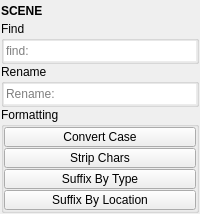
The window that tentacle/ui/scene.ui (m3trik/tentacle) describes before a commit, drawn with Qt 5.
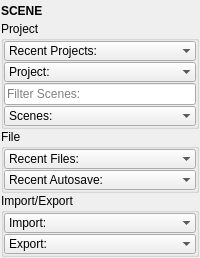
The same window after the commit. Custom widgets are drawn as their Qt base class.

Patch:
```diff
--- a/tentacle/ui/scene.ui
+++ b/tentacle/ui/scene.ui
@@ -10,7 +10,7 @@
     <x>0</x>
     <y>0</y>
     <width>200</width>
-    <height>210</height>
+    <height>254</height>
    </rect>
   </property>
   <property name="tabShape">
@@ -69,7 +69,7 @@
       <item>
        <widget class="QGroupBox" name="groupBox_5">
         <property name="title">
-         <string>Find</string>
+         <string>Project</string>
         </property>
         <layout class="QVBoxLayout" name="verticalLayout_6">
          <property name="spacing">
@@ -88,7 +88,7 @@
           <number>0</number>
          </property>
          <item>
-          <widget class="LineEdit" name="txt000">
+          <widget class="ComboBox" name="cmb001">
            <property name="minimumSize">
             <size>
              <width>0</width>
@@ -104,21 +104,105 @@
            <property name="toolTip">
             <string>&lt;html&gt;&lt;head/&gt;&lt;body&gt;&lt;p&gt;&lt;span style=&quot; font-weight:600;&quot;&gt;Search Objects by Name&lt;/span&gt;&lt;/p&gt;&lt;ul style=&quot;margin-top: 0px; margin-bottom: 0px; margin-left: 0px; margin-right: 0px; -qt-list-indent: 1;&quot;&gt;&lt;li style=&quot; margin-top:12px; margin-bottom:0px; margin-left:0px; margin-right:0px; -qt-block-indent:0; text-indent:0px;&quot;&gt;Use wildcards to refine your search:&lt;/li&gt;&lt;ul style=&quot;margin-top: 0px; margin-bottom: 0px; margin-left: 0px; margin-right: 0px; -qt-list-indent: 2;&quot;&gt;&lt;li style=&quot; margin-top:0px; margin-bottom:0px; margin-left:0px; margin-right:0px; -qt-block-indent:0; text-indent:0px;&quot;&gt;&lt;span style=&quot; font-family:'Courier New';&quot;&gt;startswith*&lt;/span&gt;: Finds objects whose names start with the specified characters.&lt;/li&gt;&lt;li style=&quot; margin-top:0px; margin-bottom:0px; margin-left:0px; margin-right:0px; -qt-block-indent:0; text-indent:0px;&quot;&gt;&lt;span style=&quot; font-family:'Courier New';&quot;&gt;*endswith&lt;/span&gt;: Finds objects whose names end with the specified characters.&lt;/li&gt;&lt;li style=&quot; margin-top:0px; margin-bottom:0px; margin-left:0px; margin-right:0px; -qt-block-indent:0; text-indent:0px;&quot;&gt;&lt;span style=&quot; font-family:'Courier New';&quot;&gt;*contains*&lt;/span&gt;: Finds objects whose names contain the specified characters.&lt;/li&gt;&lt;/ul&gt;&lt;li style=&quot; margin-top:0px; margin-bottom:0px; margin-left:0px; margin-right:0px; -qt-block-indent:0; text-indent:0px;&quot;&gt;Combine terms with &lt;span style=&quot; font-family:'Courier New';&quot;&gt;|&lt;/span&gt; for multiple searches (e.g., &lt;span style=&quot; font-family:'Courier New';&quot;&gt;start*|*end&lt;/span&gt;).&lt;/li&gt;&lt;li style=&quot; margin-top:0px; margin-bottom:0px; margin-left:0px; margin-right:0px; -qt-block-indent:0; text-indent:0px;&quot;&gt;Enable &amp;quot;Regular Expression&amp;quot; in the menu for advanced patterns.&lt;/li&gt;&lt;li style=&quot; margin-top:0px; margin-bottom:12px; margin-left:0px; margin-right:0px; -qt-block-indent:0; text-indent:0px;&quot;&gt;&amp;quot;Ignore Case&amp;quot; in the menu allows case-insensitive searches.&lt;/li&gt;&lt;/ul&gt;&lt;/body&gt;&lt;/html&gt;</string>
            </property>
+           <property name="maxVisibleItems">
+            <number>30</number>
+           </property>
+           <property name="sizeAdjustPolicy">
+            <enum>QComboBox::AdjustToContentsOnFirstShow</enum>
+           </property>
            <property name="frame">
             <bool>false</bool>
+           </property>
+           <item>
+            <property name="text">
+             <string>Recent Projects:</string>
+            </property>
+           </item>
+          </widget>
+         </item>
+         <item>
+          <widget class="ComboBox" name="cmb006">
+           <property name="minimumSize">
+            <size>
+             <width>0</width>
+             <height>20</height>
+            </size>
+           </property>
+           <property name="maximumSize">
+            <size>
+             <width>16777215</width>
+             <height>20</height>
+            </size>
+           </property>
+           <property name="toolTip">
+            <string>Open a workspace folder, or set a new workspace.</string>
+           </property>
+           <property name="maxVisibleItems">
+            <number>40</number>
+           </property>
+           <property name="sizeAdjustPolicy">
+            <enum>QComboBox::AdjustToContents</enum>
+           </property>
+           <property name="frame">
+            <bool>false</bool>
+           </property>
+           <item>
+            <property name="text">
+             <string>Project:</string>
+            </property>
+           </item>
+          </widget>
+         </item>
+         <item>
+          <widget class="QLineEdit" name="txt000">
+           <property name="toolTip">
+            <string>&lt;html&gt;&lt;head/&gt;&lt;body&gt;&lt;p&gt;&lt;span style=&quot; font-weight:600;&quot;&gt;Filter the results of the 'Scenes' list.&lt;/span&gt;&lt;/p&gt;&lt;p&gt;    Each item can be a string or integer. Strings can include shell-style wildcards:&lt;/p&gt;&lt;p&gt;     - '*': Matches any sequence of characters (including none).&lt;/p&gt;&lt;p&gt;	startswith*&lt;br/&gt;	*endswith&lt;/p&gt;&lt;p&gt;	*contains*&lt;/p&gt;&lt;p&gt;     - '?': Matches any single character.&lt;/p&gt;&lt;p&gt;     - '[seq]': Matches any character in 'seq'.&lt;/p&gt;&lt;p&gt;     - '[!seq]': Matches any character not in 'seq'.&lt;/p&gt;&lt;/body&gt;&lt;/html&gt;</string>
            </property>
            <property name="placeholderText">
-            <string>find:</string>
+            <string>Filter Scenes:</string>
            </property>
           </widget>
          </item>
+         <item>
+          <widget class="ComboBox" name="cmb000">
+           <property name="minimumSize">
+            <size>
+             <width>0</width>
+             <height>20</height>
+            </size>
+           </property>
+           <property name="maximumSize">
+            <size>
+             <width>16777215</width>
+             <height>20</height>
+            </size>
+           </property>
+           <property name="toolTip">
+            <string>Open a scene file from the current workspace directory.</string>
+           </property>
+           <property name="maxVisibleItems">
+            <number>40</number>
+           </property>
+           <property name="sizeAdjustPolicy">
+            <enum>QComboBox::AdjustToContents</enum>
+           </property>
+           <property name="frame">
+            <bool>false</bool>
+           </property>
+           <item>
+            <property name="text">
+             <string>Scenes:</string>
+            </property>
+           </item>
+          </widget>
+         </item>
         </layout>
        </widget>
       </item>
       <item>
        <widget class="QGroupBox" name="Naming">
         <property name="title">
-         <string>Rename</string>
+         <string>File</string>
         </property>
         <layout class="QVBoxLayout" name="verticalLayout_3">
          <property name="spacing">
@@ -137,7 +221,7 @@
           <number>0</number>
          </property>
          <item>
-          <widget class="LineEdit" name="txt001">
+          <widget class="ComboBox" name="cmb005">
            <property name="minimumSize">
             <size>
              <width>0</width>
@@ -153,12 +237,53 @@
            <property name="toolTip">
             <string>&lt;html&gt;&lt;head/&gt;&lt;body&gt;&lt;p&gt;&lt;span style=&quot; font-weight:600;&quot;&gt;Rename Objects&lt;/span&gt;&lt;/p&gt;&lt;ul style=&quot;margin-top: 0px; margin-bottom: 0px; margin-left: 0px; margin-right: 0px; -qt-list-indent: 1;&quot;&gt;&lt;li style=&quot; margin-top:12px; margin-bottom:0px; margin-left:0px; margin-right:0px; -qt-block-indent:0; text-indent:0px;&quot;&gt;Specify the new name pattern for selected objects.&lt;/li&gt;&lt;li style=&quot; margin-top:0px; margin-bottom:0px; margin-left:0px; margin-right:0px; -qt-block-indent:0; text-indent:0px;&quot;&gt;If no objects are selected, all scene objects are considered.&lt;/li&gt;&lt;li style=&quot; margin-top:0px; margin-bottom:0px; margin-left:0px; margin-right:0px; -qt-block-indent:0; text-indent:0px;&quot;&gt;Use wildcards for pattern-based renaming:&lt;/li&gt;&lt;ul style=&quot;margin-top: 0px; margin-bottom: 0px; margin-left: 0px; margin-right: 0px; -qt-list-indent: 2;&quot;&gt;&lt;li style=&quot; margin-top:0px; margin-bottom:0px; margin-left:0px; margin-right:0px; -qt-block-indent:0; text-indent:0px;&quot;&gt;&lt;span style=&quot; font-family:'Courier New';&quot;&gt;*string*&lt;/span&gt;: Replace only the matched part in object names.&lt;/li&gt;&lt;li style=&quot; margin-top:0px; margin-bottom:0px; margin-left:0px; margin-right:0px; -qt-block-indent:0; text-indent:0px;&quot;&gt;&lt;span style=&quot; font-family:'Courier New';&quot;&gt;string*&lt;/span&gt;: Replace the prefix in object names.&lt;/li&gt;&lt;li style=&quot; margin-top:0px; margin-bottom:0px; margin-left:0px; margin-right:0px; -qt-block-indent:0; text-indent:0px;&quot;&gt;&lt;span style=&quot; font-family:'Courier New';&quot;&gt;*string&lt;/span&gt;: Replace the suffix in object names.&lt;/li&gt;&lt;li style=&quot; margin-top:0px; margin-bottom:0px; margin-left:0px; margin-right:0px; -qt-block-indent:0; text-indent:0px;&quot;&gt;&lt;span style=&quot; font-family:'Courier New';&quot;&gt;**string&lt;/span&gt;: Append after the last character in object names.&lt;/li&gt;&lt;li style=&quot; margin-top:0px; margin-bottom:0px; margin-left:0px; margin-right:0px; -qt-block-indent:0; text-indent:0px;&quot;&gt;&lt;span style=&quot; font-family:'Courier New';&quot;&gt;string**&lt;/span&gt;: Append before the first character in object names.&lt;/li&gt;&lt;li style=&quot; margin-top:0px; margin-bottom:0px; margin-left:0px; margin-right:0px; -qt-block-indent:0; text-indent:0px;&quot;&gt;&lt;span style=&quot; font-family:'Courier New';&quot;&gt;empty&lt;/span&gt;: Strip matched parts from the object names.&lt;/li&gt;&lt;/ul&gt;&lt;li style=&quot; margin-top:0px; margin-bottom:12px; margin-left:0px; margin-right:0px; -qt-block-indent:0; text-indent:0px;&quot;&gt;Combine terms with &lt;span style=&quot; font-family:'Courier New';&quot;&gt;|&lt;/span&gt; for multiple renaming criteria (e.g., &lt;span style=&quot; font-family:'Courier New';&quot;&gt;prefix*|*suffix&lt;/span&gt;).&lt;/li&gt;&lt;/ul&gt;&lt;/body&gt;&lt;/html&gt;</string>
            </property>
+           <property name="maxVisibleItems">
+            <number>30</number>
+           </property>
+           <property name="sizeAdjustPolicy">
+            <enum>QComboBox::AdjustToContentsOnFirstShow</enum>
+           </property>
            <property name="frame">
             <bool>false</bool>
            </property>
-           <property name="placeholderText">
-            <string>Rename:</string>
+           <item>
+            <property name="text">
+             <string>Recent Files:</string>
+            </property>
+           </item>
+          </widget>
+         </item>
+         <item>
+          <widget class="ComboBox" name="cmb002">
+           <property name="minimumSize">
+            <size>
+             <width>0</width>
+             <height>20</height>
+            </size>
            </property>
+           <property name="maximumSize">
+            <size>
+             <width>16777215</width>
+             <height>20</height>
+            </size>
+           </property>
+           <property name="toolTip">
+            <string>Any recent autosaves will appear here.</string>
+           </property>
+           <property name="maxVisibleItems">
+            <number>30</number>
+           </property>
+           <property name="sizeAdjustPolicy">
+            <enum>QComboBox::AdjustToContentsOnFirstShow</enum>
+           </property>
+           <property name="frame">
+            <bool>false</bool>
+           </property>
+           <item>
+            <property name="text">
+             <string>Recent Autosave:</string>
+            </property>
+           </item>
           </widget>
          </item>
         </layout>
@@ -167,7 +292,7 @@
       <item>
        <widget class="QGroupBox" name="Formatting">
         <property name="title">
-         <string>Formatting</string>
+         <string>Import/Export</string>
         </property>
         <layout class="QVBoxLayout" name="verticalLayout_4">
          <property name="spacing">
@@ -186,10 +311,7 @@
           <number>0</number>
          </property>
          <item>
-          <widget class="PushButton" name="tb000">
-           <property name="enabled">
-            <bool>true</bool>
-           </property>
+          <widget class="ComboBox" name="cmb003">
            <property name="minimumSize">
             <size>
              <width>0</width>
@@ -205,22 +327,21 @@
            <property name="toolTip">
             <string>&lt;html&gt;&lt;head/&gt;&lt;body&gt;&lt;p&gt;Convert the case of scene object names.&lt;/p&gt;&lt;p&gt;If nothing is selected all scene objects will be renamed.&lt;/p&gt;&lt;/body&gt;&lt;/html&gt;</string>
            </property>
-           <property name="text">
-            <string>Convert Case</string>
+           <property name="sizeAdjustPolicy">
+            <enum>QComboBox::AdjustToContentsOnFirstShow</enum>
            </property>
-           <property name="iconSize">
-            <size>
-             <width>18</width>
-             <height>18</height>
-            </size>
+           <property name="frame">
+            <bool>false</bool>
            </property>
+           <item>
+            <property name="text">
+             <string>Import:</string>
+            </property>
+           </item>
           </widget>
          </item>
          <item>
-          <widget class="PushButton" name="tb002">
-           <property name="enabled">
-            <bool>true</bool>
-           </property>
+          <widget class="ComboBox" name="cmb004">
            <property name="minimumSize">
             <size>
              <width>0</width>
@@ -236,77 +357,17 @@
            <property name="toolTip">
             <string>Deletes characters from the names of the provided objects and renames them.</string>
            </property>
-           <property name="text">
-            <string>Strip Chars</string>
+           <property name="sizeAdjustPolicy">
+            <enum>QComboBox::AdjustToContentsOnFirstShow</enum>
            </property>
-           <property name="iconSize">
-            <size>
-             <width>18</width>
-             <height>18</height>
-            </size>
+           <property name="frame">
+            <bool>false</bool>
            </property>
-          </widget>
-         </item>
-         <item>
-          <widget class="PushButton" name="tb003">
-           <property name="enabled">
-            <bool>true</bool>
-           </property>
-           <property name="minimumSize">
-            <size>
-             <width>0</width>
-             <height>20</height>
-            </size>
-           </property>
-           <property name="maximumSize">
-            <size>
-             <width>16777215</width>
-             <height>20</height>
-            </size>
-           </property>
-           <property name="toolTip">
-            <string>&lt;html&gt;&lt;head/&gt;&lt;body&gt;&lt;p&gt;Rename objects with a suffix defined by its type.&lt;/p&gt;&lt;/body&gt;&lt;/html&gt;</string>
-           </property>
-           <property name="text">
-            <string>Suffix By Type</string>
-           </property>
-           <property name="iconSize">
-            <size>
-             <width>18</width>
-             <height>18</height>
-            </size>
-           </property>
-          </widget>
-         </item>
-         <item>
-          <widget class="PushButton" name="tb001">
-           <property name="enabled">
-            <bool>true</bool>
-           </property>
-           <property name="minimumSize">
-            <size>
-             <width>0</width>
-             <height>20</height>
-            </size>
-           </property>
-           <property name="maximumSize">
-            <size>
-             <width>16777215</width>
-             <height>20</height>
-            </size>
-           </property>
-           <property name="toolTip">
-            <string>Rename objects with a suffix defined by its location from origin.</string>
-           </property>
-           <property name="text">
-            <string>Suffix By Location</string>
-           </property>
-           <property name="iconSize">
-            <size>
-             <width>18</width>
-             <height>18</height>
-            </size>
-           </property>
+           <item>
+            <property name="text">
+             <string>Export:</string>
+            </property>
+           </item>
           </widget>
          </item>
         </layout>
@@ -337,14 +398,9 @@
    <header>uitk.widgets.header.Header.h</header>
   </customwidget>
   <customwidget>
-   <class>PushButton</class>
-   <extends>QPushButton</extends>
-   <header>widgets.pushbutton.h</header>
-  </customwidget>
-  <customwidget>
-   <class>LineEdit</class>
-   <extends>QLineEdit</extends>
-   <header>widgets.lineedit.h</header>
+   <class>ComboBox</class>
+   <extends>QComboBox</extends>
+   <header>uitk.widgets.comboBox.ComboBox.h</header>
   </customwidget>
  </customwidgets>
  <resources/>
```
Left out of the diff: 22 changed lines with no effect on the pictures.
